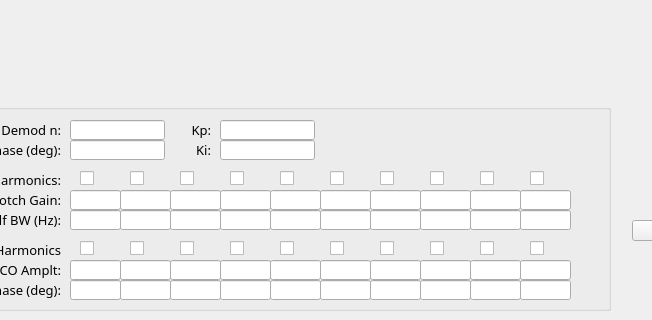
This is gui/GUI_SimBLC.ui in aaqiao/SimBLC as Qt 5 draws it before an edit; both pictures show x 128 to 780 and y 290 to 610 of the 1005 by 610 pixel window. The edited form follows.
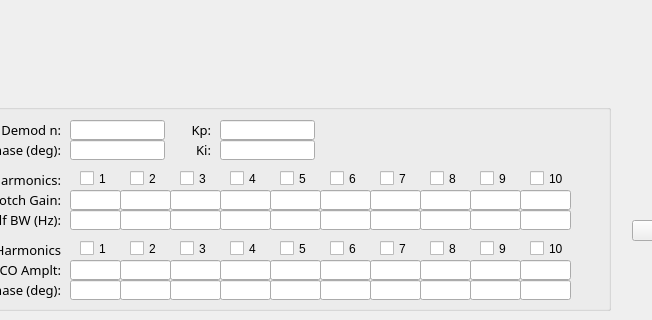
This is the edited form. Custom widgets are drawn as their Qt base class.

```diff
--- a/gui/GUI_SimBLC.ui
+++ b/gui/GUI_SimBLC.ui
@@ -117,12 +117,12 @@
      <rect>
       <x>200</x>
       <y>80</y>
-      <width>17</width>
+      <width>35</width>
       <height>17</height>
      </rect>
     </property>
     <property name="text">
-     <string/>
+     <string>1</string>
     </property>
     <property name="channel" stdset="0">
      <string notr="true">$(MODULE_NAME)-JOBSIM:ENA-NOTCH-H1</string>
@@ -2158,12 +2158,12 @@
      <rect>
       <x>250</x>
       <y>80</y>
-      <width>17</width>
+      <width>35</width>
       <height>17</height>
      </rect>
     </property>
     <property name="text">
-     <string/>
+     <string>2</string>
     </property>
     <property name="channel" stdset="0">
      <string notr="true">$(MODULE_NAME)-JOBSIM:ENA-NOTCH-H2</string>
@@ -2174,12 +2174,12 @@
      <rect>
       <x>300</x>
       <y>80</y>
-      <width>17</width>
+      <width>35</width>
       <height>17</height>
      </rect>
     </property>
     <property name="text">
-     <string/>
+     <string>3</string>
     </property>
     <property name="channel" stdset="0">
      <string notr="true">$(MODULE_NAME)-JOBSIM:ENA-NOTCH-H3</string>
@@ -2190,12 +2190,12 @@
      <rect>
       <x>350</x>
       <y>80</y>
-      <width>17</width>
+      <width>35</width>
       <height>17</height>
      </rect>
     </property>
     <property name="text">
-     <string/>
+     <string>4</string>
     </property>
     <property name="channel" stdset="0">
      <string notr="true">$(MODULE_NAME)-JOBSIM:ENA-NOTCH-H4</string>
@@ -2206,12 +2206,12 @@
      <rect>
       <x>400</x>
       <y>80</y>
-      <width>17</width>
+      <width>35</width>
       <height>17</height>
      </rect>
     </property>
     <property name="text">
-     <string/>
+     <string>5</string>
     </property>
     <property name="channel" stdset="0">
      <string notr="true">$(MODULE_NAME)-JOBSIM:ENA-NOTCH-H5</string>
@@ -2222,12 +2222,12 @@
      <rect>
       <x>450</x>
       <y>80</y>
-      <width>17</width>
+      <width>35</width>
       <height>17</height>
      </rect>
     </property>
     <property name="text">
-     <string/>
+     <string>6</string>
     </property>
     <property name="channel" stdset="0">
      <string notr="true">$(MODULE_NAME)-JOBSIM:ENA-NOTCH-H6</string>
@@ -2238,12 +2238,12 @@
      <rect>
       <x>500</x>
       <y>80</y>
-      <width>17</width>
+      <width>35</width>
       <height>17</height>
      </rect>
     </property>
     <property name="text">
-     <string/>
+     <string>7</string>
     </property>
     <property name="channel" stdset="0">
      <string notr="true">$(MODULE_NAME)-JOBSIM:ENA-NOTCH-H7</string>
@@ -2254,12 +2254,12 @@
      <rect>
       <x>550</x>
       <y>80</y>
-      <width>17</width>
+      <width>35</width>
       <height>17</height>
      </rect>
     </property>
     <property name="text">
-     <string/>
+     <string>8</string>
     </property>
     <property name="channel" stdset="0">
      <string notr="true">$(MODULE_NAME)-JOBSIM:ENA-NOTCH-H8</string>
@@ -2270,12 +2270,12 @@
      <rect>
       <x>600</x>
       <y>80</y>
-      <width>17</width>
+      <width>35</width>
       <height>17</height>
      </rect>
     </property>
     <property name="text">
-     <string/>
+     <string>9</string>
     </property>
     <property name="channel" stdset="0">
      <string notr="true">$(MODULE_NAME)-JOBSIM:ENA-NOTCH-H9</string>
@@ -2286,12 +2286,12 @@
      <rect>
       <x>650</x>
       <y>80</y>
-      <width>17</width>
+      <width>41</width>
       <height>17</height>
      </rect>
     </property>
     <property name="text">
-     <string/>
+     <string>10</string>
     </property>
     <property name="channel" stdset="0">
      <string notr="true">$(MODULE_NAME)-JOBSIM:ENA-NOTCH-H10</string>
@@ -2302,12 +2302,12 @@
      <rect>
       <x>550</x>
       <y>150</y>
-      <width>17</width>
+      <width>35</width>
       <height>17</height>
      </rect>
     </property>
     <property name="text">
-     <string/>
+     <string>8</string>
     </property>
     <property name="channel" stdset="0">
      <string notr="true">$(MODULE_NAME)-JOBSIM:ENA-NCO-H8</string>
@@ -2318,12 +2318,12 @@
      <rect>
       <x>350</x>
       <y>150</y>
-      <width>17</width>
+      <width>35</width>
       <height>17</height>
      </rect>
     </property>
     <property name="text">
-     <string/>
+     <string>4</string>
     </property>
     <property name="channel" stdset="0">
      <string notr="true">$(MODULE_NAME)-JOBSIM:ENA-NCO-H4</string>
@@ -2334,12 +2334,12 @@
      <rect>
       <x>650</x>
       <y>150</y>
-      <width>17</width>
+      <width>42</width>
       <height>17</height>
      </rect>
     </property>
     <property name="text">
-     <string/>
+     <string>10</string>
     </property>
     <property name="channel" stdset="0">
      <string notr="true">$(MODULE_NAME)-JOBSIM:ENA-NCO-H10</string>
@@ -2350,12 +2350,12 @@
      <rect>
       <x>450</x>
       <y>150</y>
-      <width>17</width>
+      <width>35</width>
       <height>17</height>
      </rect>
     </property>
     <property name="text">
-     <string/>
+     <string>6</string>
     </property>
     <property name="channel" stdset="0">
      <string notr="true">$(MODULE_NAME)-JOBSIM:ENA-NCO-H6</string>
@@ -2366,12 +2366,12 @@
      <rect>
       <x>500</x>
       <y>150</y>
-      <width>17</width>
+      <width>35</width>
       <height>17</height>
      </rect>
     </property>
     <property name="text">
-     <string/>
+     <string>7</string>
     </property>
     <property name="channel" stdset="0">
      <string notr="true">$(MODULE_NAME)-JOBSIM:ENA-NCO-H7</string>
@@ -2382,12 +2382,12 @@
      <rect>
       <x>600</x>
       <y>150</y>
-      <width>17</width>
+      <width>35</width>
       <height>17</height>
      </rect>
     </property>
     <property name="text">
-     <string/>
+     <string>9</string>
     </property>
     <property name="channel" stdset="0">
      <string notr="true">$(MODULE_NAME)-JOBSIM:ENA-NCO-H9</string>
@@ -2398,12 +2398,12 @@
      <rect>
       <x>300</x>
       <y>150</y>
-      <width>17</width>
+      <width>35</width>
       <height>17</height>
      </rect>
     </property>
     <property name="text">
-     <string/>
+     <string>3</string>
     </property>
     <property name="channel" stdset="0">
      <string notr="true">$(MODULE_NAME)-JOBSIM:ENA-NCO-H3</string>
@@ -2414,12 +2414,12 @@
      <rect>
       <x>250</x>
       <y>150</y>
-      <width>17</width>
+      <width>35</width>
       <height>17</height>
      </rect>
     </property>
     <property name="text">
-     <string/>
+     <string>2</string>
     </property>
     <property name="channel" stdset="0">
      <string notr="true">$(MODULE_NAME)-JOBSIM:ENA-NCO-H2</string>
@@ -2430,12 +2430,12 @@
      <rect>
       <x>400</x>
       <y>150</y>
-      <width>17</width>
+      <width>35</width>
       <height>17</height>
      </rect>
     </property>
     <property name="text">
-     <string/>
+     <string>5</string>
     </property>
     <property name="channel" stdset="0">
      <string notr="true">$(MODULE_NAME)-JOBSIM:ENA-NCO-H5</string>
@@ -2446,12 +2446,12 @@
      <rect>
       <x>200</x>
       <y>150</y>
-      <width>17</width>
+      <width>35</width>
       <height>17</height>
      </rect>
     </property>
     <property name="text">
-     <string/>
+     <string>1</string>
     </property>
     <property name="channel" stdset="0">
      <string notr="true">$(MODULE_NAME)-JOBSIM:ENA-NCO-H1</string>
```
